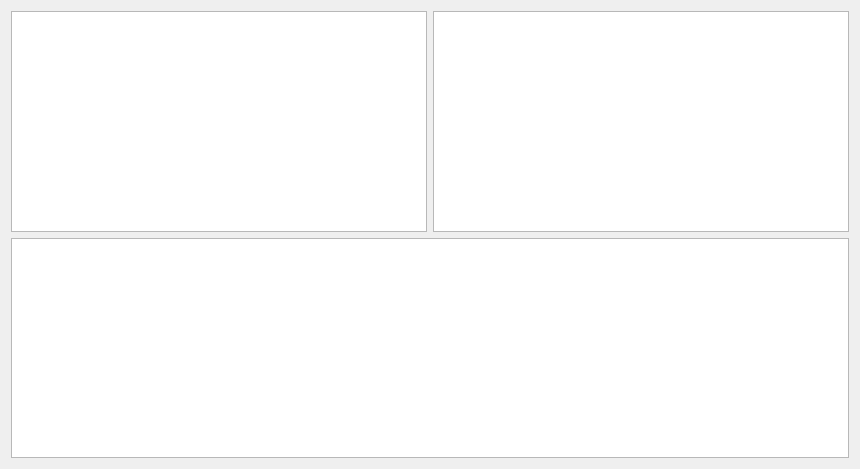
First picture: the form in kcmlirc/editdbusaction.ui, repository KDE/kremotecontrol, before the edit.
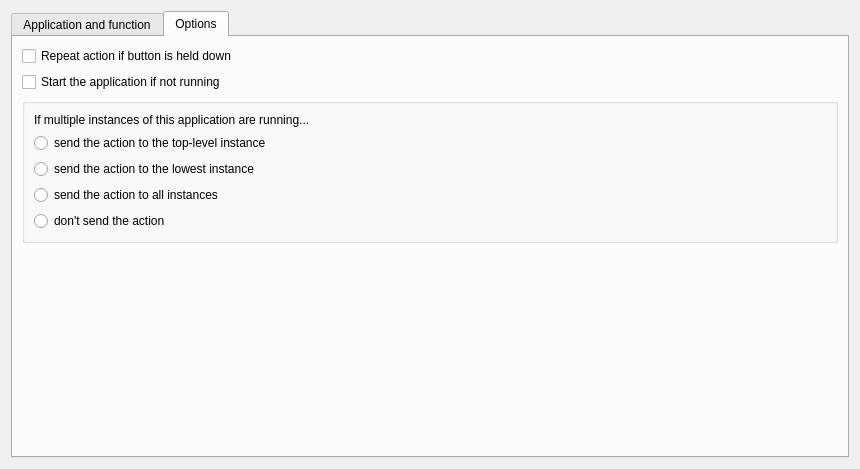
Second picture: the form after the edit. The open tabs and pages were chosen to show the change.

Commit message: options tab is back

What changed in the file:
```diff
--- a/kcmlirc/editdbusaction.ui
+++ b/kcmlirc/editdbusaction.ui
@@ -14,14 +14,120 @@
    <string>Dialog</string>
   </property>
   <layout class="QGridLayout" name="gridLayout">
-   <item row="0" column="0">
-    <widget class="QTreeView" name="tvDBusApps"/>
-   </item>
-   <item row="0" column="1">
-    <widget class="QTreeView" name="tvDBusFunctions"/>
-   </item>
-   <item row="1" column="0" colspan="2">
-    <widget class="QTableView" name="tvArguments"/>
+   <item row="0" column="0" rowspan="2">
+    <widget class="QTabWidget" name="tabWidget">
+     <property name="currentIndex">
+      <number>0</number>
+     </property>
+     <widget class="QWidget" name="tab">
+      <attribute name="title">
+       <string>Application and function</string>
+      </attribute>
+      <layout class="QGridLayout" name="gridLayout_2">
+       <item row="0" column="0">
+        <widget class="QTreeView" name="tvDBusApps"/>
+       </item>
+       <item row="0" column="1">
+        <widget class="QTreeView" name="tvDBusFunctions">
+         <property name="rootIsDecorated">
+          <bool>false</bool>
+         </property>
+        </widget>
+       </item>
+       <item row="1" column="0" colspan="2">
+        <widget class="QTableView" name="tvArguments">
+         <attribute name="verticalHeaderVisible">
+          <bool>false</bool>
+         </attribute>
+         <attribute name="verticalHeaderVisible">
+          <bool>false</bool>
+         </attribute>
+        </widget>
+       </item>
+      </layout>
+     </widget>
+     <widget class="QWidget" name="tab_2">
+      <attribute name="title">
+       <string>Options</string>
+      </attribute>
+      <layout class="QVBoxLayout" name="verticalLayout_2">
+       <item>
+        <widget class="QCheckBox" name="cbRepeat">
+         <property name="text">
+          <string>Repeat action if button is held down</string>
+         </property>
+        </widget>
+       </item>
+       <item>
+        <widget class="QCheckBox" name="cbAutostart">
+         <property name="text">
+          <string>Start the application if not running</string>
+         </property>
+        </widget>
+       </item>
+       <item>
+        <widget class="QGroupBox" name="gbUnique">
+         <property name="title">
+          <string/>
+         </property>
+         <property name="checkable">
+          <bool>false</bool>
+         </property>
+         <layout class="QVBoxLayout" name="verticalLayout">
+          <item>
+           <widget class="QLabel" name="label">
+            <property name="text">
+             <string>If multiple instances of this application are running...</string>
+            </property>
+           </widget>
+          </item>
+          <item>
+           <widget class="QRadioButton" name="rbTop">
+            <property name="text">
+             <string>send the action to the top-level instance</string>
+            </property>
+           </widget>
+          </item>
+          <item>
+           <widget class="QRadioButton" name="rbBottom">
+            <property name="text">
+             <string>send the action to the lowest instance</string>
+            </property>
+           </widget>
+          </item>
+          <item>
+           <widget class="QRadioButton" name="rbAll">
+            <property name="text">
+             <string>send the action to all instances</string>
+            </property>
+           </widget>
+          </item>
+          <item>
+           <widget class="QRadioButton" name="rbNone">
+            <property name="text">
+             <string>don't send the action</string>
+            </property>
+           </widget>
+          </item>
+         </layout>
+        </widget>
+       </item>
+       <item>
+        <spacer name="verticalSpacer">
+         <property name="orientation">
+          <enum>Qt::Vertical</enum>
+         </property>
+         <property name="sizeHint" stdset="0">
+          <size>
+           <width>20</width>
+           <height>40</height>
+          </size>
+         </property>
+        </spacer>
+       </item>
+      </layout>
+     </widget>
+    </widget>
    </item>
   </layout>
  </widget>
```
The commit also changes 11 other files.
